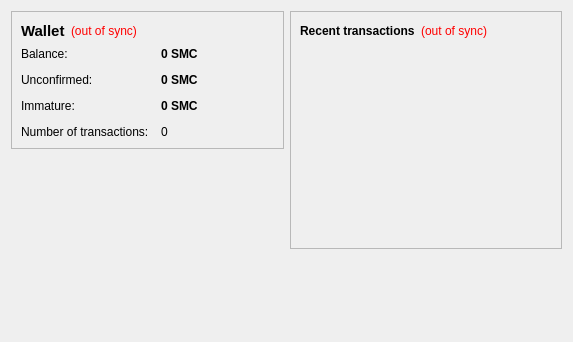
mcounts/coinmighty, file src/qt/forms/overviewpage.ui: the form before one commit.
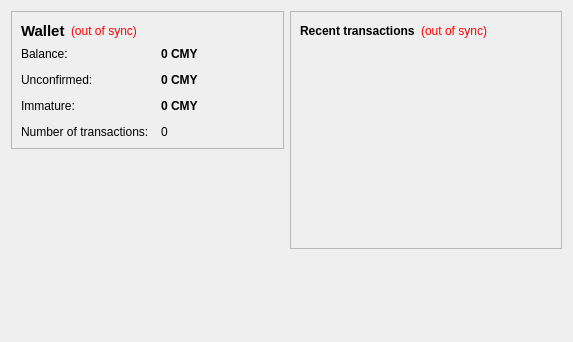
The form after the commit.

Diff of the .ui file:
```diff
--- a/src/qt/forms/overviewpage.ui
+++ b/src/qt/forms/overviewpage.ui
@@ -105,7 +105,7 @@
              <string>Your current balance</string>
             </property>
             <property name="text">
-             <string notr="true">0 SMC</string>
+             <string notr="true">0 CMY</string>
             </property>
             <property name="textInteractionFlags">
              <set>Qt::LinksAccessibleByMouse|Qt::TextSelectableByKeyboard|Qt::TextSelectableByMouse</set>
@@ -134,7 +134,7 @@
              <string>Total of transactions that have yet to be confirmed, and do not yet count toward the current balance</string>
             </property>
             <property name="text">
-             <string notr="true">0 SMC</string>
+             <string notr="true">0 CMY</string>
             </property>
             <property name="textInteractionFlags">
              <set>Qt::LinksAccessibleByMouse|Qt::TextSelectableByKeyboard|Qt::TextSelectableByMouse</set>
@@ -177,7 +177,7 @@
              <string>Mined balance that has not yet matured</string>
             </property>
             <property name="text">
-             <string notr="true">0 SMC</string>
+             <string notr="true">0 CMY</string>
             </property>
             <property name="textInteractionFlags">
              <set>Qt::LinksAccessibleByMouse|Qt::TextSelectableByKeyboard|Qt::TextSelectableByMouse</set>
```
